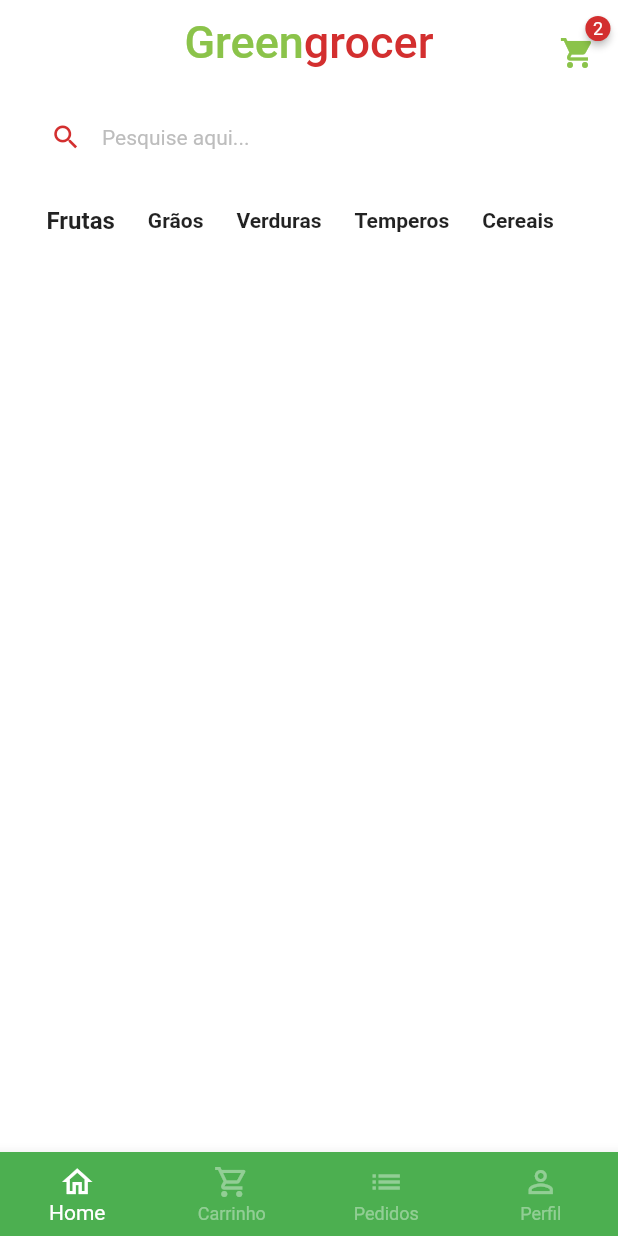
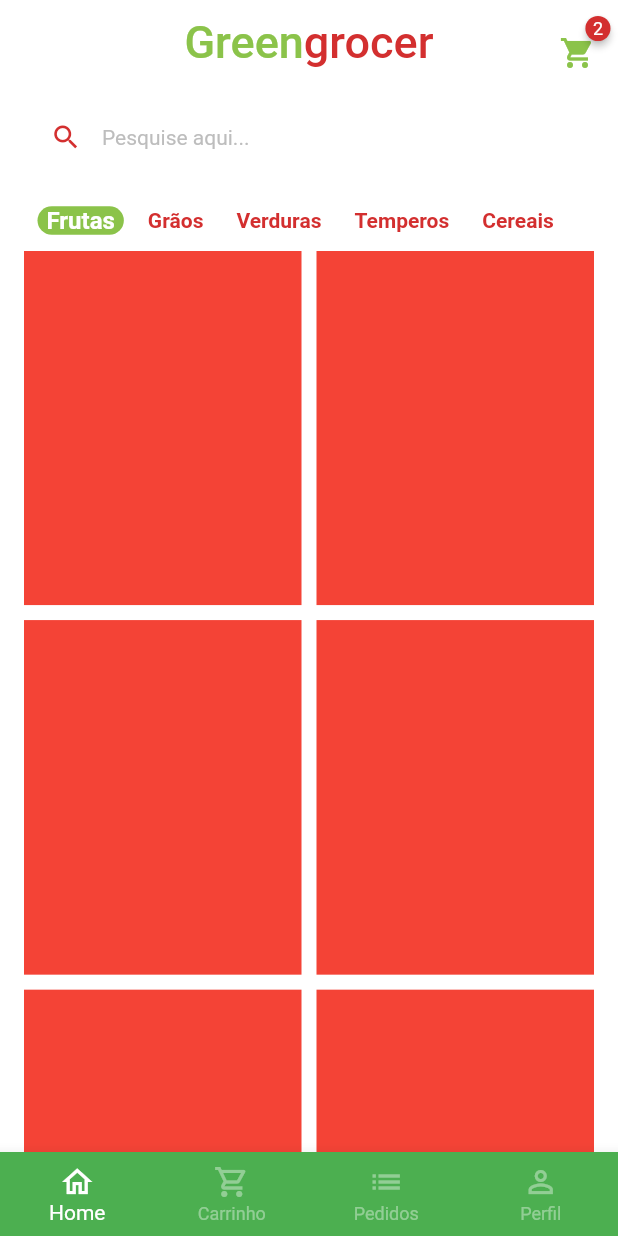
Before and after one commit to Haimcer/GreebGrosser, a Flutter app: the BaseScreen screen opened directly, on a phone screen of 412 x 824 dp. Run offline on Flutter 3.47's test engine with Material 2 defaults, Android fonts, the phone set to English and light mode, and no system bars; drawn by our look-alikes of badges; our stand-ins replace animated_text_kit, mask_text_input_formatter.

Commit message:
Grid em andamento

```diff
--- a/lib/main.dart
+++ b/lib/main.dart
@@ -1,5 +1,5 @@
 import 'package:flutter/material.dart';
-import 'package:greengrosser/src/auth/sign_in_screen.dart';
+import 'package:greengrosser/src/pages/auth/sign_in_screen.dart';
 
 void main() {
   runApp(const MyApp());
--- a/lib/src/pages/auth/sign_in_screen.dart
+++ b/lib/src/pages/auth/sign_in_screen.dart
@@ -1,9 +1,9 @@
 import 'package:animated_text_kit/animated_text_kit.dart';
 import 'package:flutter/material.dart';
-import 'package:greengrosser/src/auth/sign_up_screen.dart';
-import 'package:greengrosser/src/base/base_screen.dart';
+import 'package:greengrosser/src/pages/auth/sign_up_screen.dart';
 
-import '../config/custom_colors.dart';
+import '../../config/custom_colors.dart';
+import '../base/base_screen.dart';
 import 'components/custom_textfield.dart';
 
 class SignInScreen extends StatelessWidget {
--- a/lib/src/pages/auth/sign_up_screen.dart
+++ b/lib/src/pages/auth/sign_up_screen.dart
@@ -1,7 +1,7 @@
 import 'package:flutter/material.dart';
 import 'package:mask_text_input_formatter/mask_text_input_formatter.dart';
 
-import '../config/custom_colors.dart';
+import '../../config/custom_colors.dart';
 import 'components/custom_textfield.dart';
 
 class SignUpScreen extends StatelessWidget {
--- a/lib/src/pages/base/base_screen.dart
+++ b/lib/src/pages/base/base_screen.dart
@@ -20,7 +20,7 @@ class _BaseScreenState extends State<BaseScreen> {
           physics: const NeverScrollableScrollPhysics(),
           controller: pageController,
           children: [
-            HomeTab(),
+            const HomeTab(),
             Container(color: Colors.yellow),
             Container(color: Colors.blue),
             Container(color: Colors.purple),
--- a/lib/src/pages/home/components/category_tile.dart
+++ b/lib/src/pages/home/components/category_tile.dart
@@ -1,6 +1,6 @@
 import 'package:flutter/material.dart';
 
-import '../../config/custom_colors.dart';
+import '../../../config/custom_colors.dart';
 
 class CategoryTile extends StatelessWidget {
   const CategoryTile(
--- a/lib/src/pages/home/home_tab.dart
+++ b/lib/src/pages/home/home_tab.dart
@@ -1,26 +1,17 @@
 import 'package:badges/badges.dart';
-import 'package:flutter/foundation.dart';
 import 'package:flutter/material.dart';
 import 'package:greengrosser/src/config/custom_colors.dart';
-
+import 'package:greengrosser/src/config/app_data.dart' as appData;
 import 'components/category_tile.dart';
 
 class HomeTab extends StatefulWidget {
-  HomeTab({super.key});
+  const HomeTab({super.key});
 
   @override
   State<HomeTab> createState() => _HomeTabState();
 }
 
 class _HomeTabState extends State<HomeTab> {
-  List<String> categorias = [
-    'Frutas',
-    'Grãos',
-    'Verduras',
-    'Temperos',
-    'Cereais',
-  ];
-
   String selectedCategory = 'Frutas';
 
   @override
@@ -116,21 +107,40 @@ class _HomeTabState extends State<HomeTab> {
                 return CategoryTile(
                   onPressed: () {
                     setState(() {
-                      selectedCategory = categorias[index];
+                      selectedCategory = appData.categorias[index];
                     });
                   },
-                  category: categorias[index],
-                  isSelected: categorias[index] == selectedCategory,
+                  category: appData.categorias[index],
+                  isSelected: appData.categorias[index] == selectedCategory,
                 );
               },
               separatorBuilder: (_, index) => const SizedBox(width: 10),
-              itemCount: categorias.length,
+              itemCount: appData.categorias.length,
+            ),
+          ),
+
+          // Grid
+
+          Expanded(
+            child: GridView.builder(
+              padding: const EdgeInsets.fromLTRB(16, 0, 16, 16),
+              physics: const BouncingScrollPhysics(),
+              gridDelegate: const SliverGridDelegateWithFixedCrossAxisCount(
+                crossAxisCount: 2,
+                mainAxisSpacing: 10,
+                crossAxisSpacing: 10,
+                childAspectRatio: 9 / 11.5,
+              ),
+              itemCount: appData.items.length,
+              itemBuilder: (_, index) {
+                return Container(
+                  color: Colors.red,
+                );
+              },
             ),
           ),
         ],
       ),
-
-      // Grid
     );
   }
 }
--- a/pubspec.yaml
+++ b/pubspec.yaml
@@ -63,8 +63,8 @@ flutter:
   uses-material-design: true
 
   # To add assets to your application, add an assets section, like this:
-  # assets:
-  #   - images/a_dot_burr.jpeg
+  assets:
+     - assets/fruits/
   #   - images/a_dot_ham.jpeg
 
   # An image asset can refer to one or more resolution-specific "variants", see
```
Also changed, not shown: lib/src/config/app_data.dart (added, +73 -0 lines), lib/src/models/item_model.dart (+17 -0 lines), assets/fruits/apple.png (added), assets/fruits/grape.png (added), assets/fruits/guava.png (added), assets/fruits/kiwi.png (added), assets/fruits/mango.png (added), assets/fruits/papaya.png (added).
